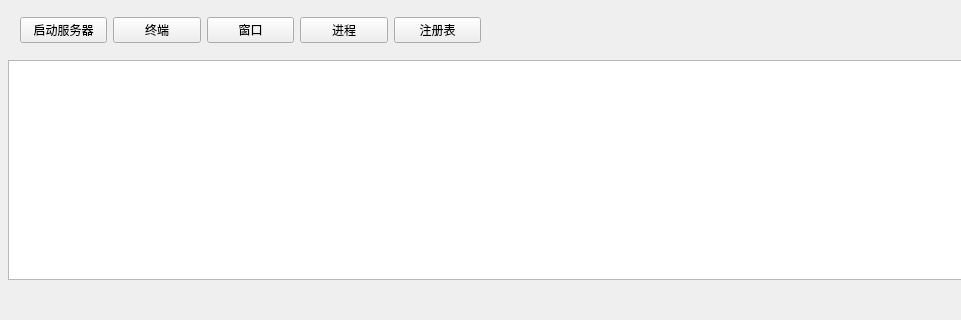
This is RServer/serverdlg.ui in chenyq0521/Remote-SysHub as Qt 5 draws it before an edit; both pictures show x 0 to 961 and y 0 to 320 of the 1366 by 768 pixel window. The edited form follows.
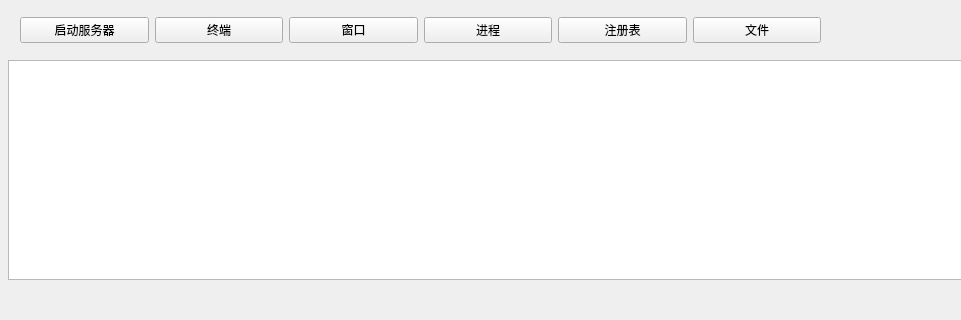
This is the edited form.

Diff of the .ui file:
```diff
--- a/RServer/serverdlg.ui
+++ b/RServer/serverdlg.ui
@@ -36,12 +36,12 @@
      </rect>
     </property>
    </widget>
-   <widget class="QWidget" name="">
+   <widget class="QWidget" name="layoutWidget">
     <property name="geometry">
      <rect>
       <x>20</x>
       <y>10</y>
-      <width>461</width>
+      <width>801</width>
       <height>41</height>
      </rect>
     </property>
@@ -81,6 +81,13 @@
        </property>
       </widget>
      </item>
+     <item>
+      <widget class="QPushButton" name="FileButton">
+       <property name="text">
+        <string>文件</string>
+       </property>
+      </widget>
+     </item>
     </layout>
    </widget>
   </widget>
```
Left out of the diff: 2 changed lines with no effect on the pictures.
